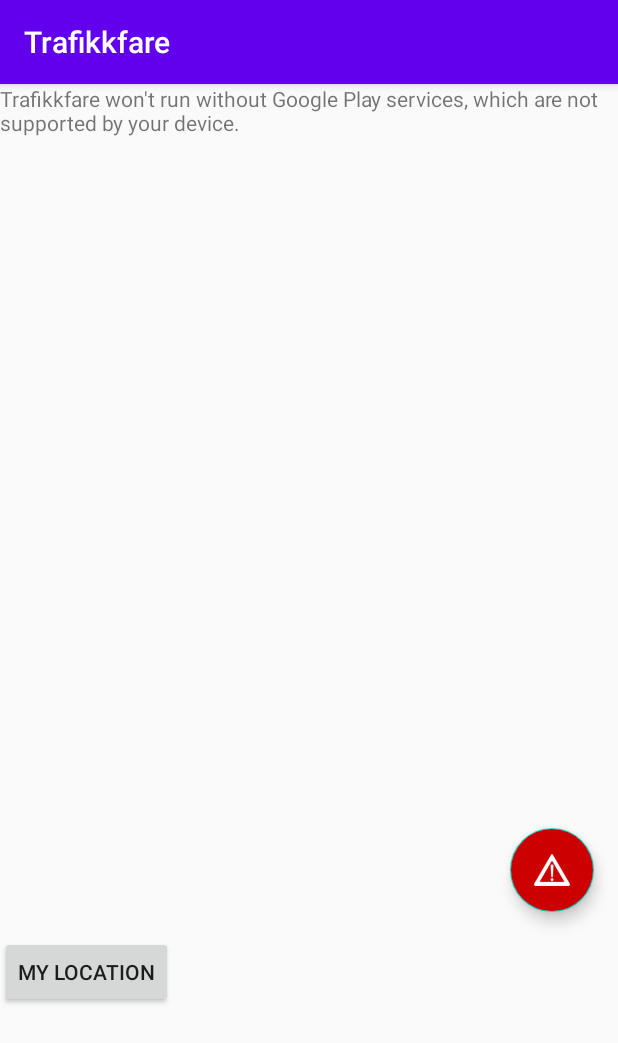
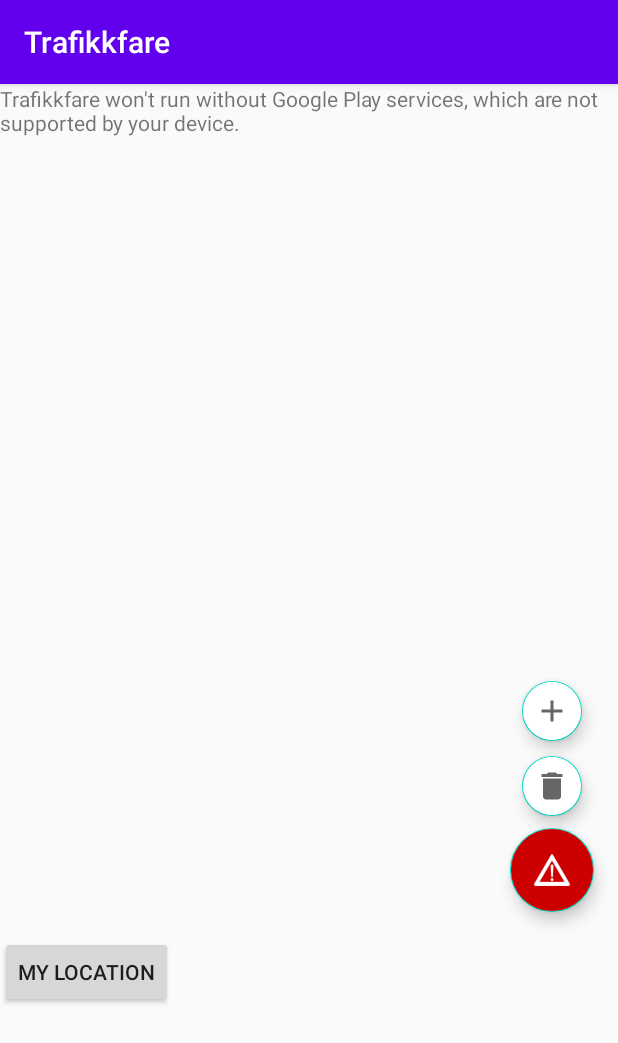
Before and after one commit to Owlar/Trafikkfare, an Android app: the MapActivity screen opened directly, with no data from a screen before it, on a phone screen of 412 x 824 dp. Shown: the top 1043 px of the screen. Run offline under Robolectric (Android 15) with nearby library versions, the phone set to English and light mode, and no system bars.

Commit message:
Make FAB expandable with add & remove buttons, add animations

```diff
--- a/app/src/main/java/no/hiof/oscarlr/trafikkfare/MapActivity.kt
+++ b/app/src/main/java/no/hiof/oscarlr/trafikkfare/MapActivity.kt
@@ -3,6 +3,7 @@ package no.hiof.oscarlr.trafikkfare
 import android.Manifest.permission.ACCESS_FINE_LOCATION
 import android.content.pm.PackageManager.PERMISSION_GRANTED
 import android.os.Bundle
+import android.view.animation.AnimationUtils
 import androidx.appcompat.app.AppCompatActivity
 import androidx.core.app.ActivityCompat
 import com.google.android.gms.location.FusedLocationProviderClient
@@ -27,6 +28,8 @@ class MapActivity : AppCompatActivity(), OnMapReadyCallback {
     private lateinit var markerOptions : MarkerOptions
     private lateinit var latLng : LatLng
 
+    private var isExpanded = false
+
     override fun onCreate(savedInstanceState: Bundle?) {
         super.onCreate(savedInstanceState)
         setContentView(R.layout.activity_map)
@@ -43,6 +46,44 @@ class MapActivity : AppCompatActivity(), OnMapReadyCallback {
             Snackbar.make(view, "Here's a Snackbar", Snackbar.LENGTH_LONG)
                 .setAction("Action", null)
                 .show()
+            expandButton()
+        }
+
+    }
+
+    private fun expandButton() {
+        val fabOpen = AnimationUtils.loadAnimation(this, R.anim.fab_open)
+        val fabClose = AnimationUtils.loadAnimation(this, R.anim.fab_close)
+        val fabRotateClockwise = AnimationUtils.loadAnimation(this, R.anim.rotate_clockwise)
+        val fabRotateCounterclockwise = AnimationUtils.loadAnimation(this, R.anim.rotate_counterclockwise)
+
+        if (isExpanded) {
+            fabMap_delete.startAnimation(fabClose)
+            fabMap_add.startAnimation(fabClose)
+            fabMap.startAnimation(fabRotateClockwise)
+
+            isExpanded = false
+        }
+        else {
+            fabMap_delete.startAnimation(fabOpen)
+            fabMap_add.startAnimation(fabOpen)
+            fabMap.startAnimation(fabRotateCounterclockwise)
+
+            fabMap_delete.isClickable
+            fabMap_add.isClickable
+
+            isExpanded = true
+        }
+        fabMap_delete.setOnClickListener {
+            Snackbar.make(it, "Preparing to delete", Snackbar.LENGTH_LONG)
+                .setAction("Action", null)
+                .show()
+
+        }
+        fabMap_add.setOnClickListener {
+            Snackbar.make(it, "Preparing to add", Snackbar.LENGTH_LONG)
+                .setAction("Action", null)
+                .show()
         }
     }
 
@@ -50,7 +91,7 @@ class MapActivity : AppCompatActivity(), OnMapReadyCallback {
         googleMap ?: return
         with(googleMap) {
             moveCamera(CameraUpdateFactory.newLatLngZoom(HALDEN, ZOOM_LEVEL))
-            addMarker(MarkerOptions().position(HALDEN))
+            addMarker(MarkerOptions().title("Halden").position(HALDEN))
         }
         googleMap.setOnMapClickListener {
             googleMap.addMarker(MarkerOptions()
--- /dev/null
+++ b/app/src/main/res/anim/fab_close.xml
@@ -0,0 +1,21 @@
+<?xml version="1.0" encoding="utf-8"?>
+<set xmlns:android="http://schemas.android.com/apk/res/android"
+    android:fillAfter="true">
+
+    <scale
+        android:fromXScale="0.8"
+        android:fromYScale="0.8"
+        android:toXScale="0"
+        android:toYScale="0"
+        android:pivotX="50%"
+        android:pivotY="50%"
+        android:interpolator="@android:anim/linear_interpolator"
+        android:duration="200" />
+
+    <alpha
+        android:fromAlpha="1"
+        android:toAlpha="0"
+        android:interpolator="@android:anim/linear_interpolator"
+        android:duration="200" />
+
+</set>
--- /dev/null
+++ b/app/src/main/res/anim/fab_open.xml
@@ -0,0 +1,21 @@
+<?xml version="1.0" encoding="utf-8"?>
+<set xmlns:android="http://schemas.android.com/apk/res/android"
+    android:fillAfter="true">
+
+    <scale
+        android:fromXScale="0"
+        android:fromYScale="0"
+        android:toXScale="0.8"
+        android:toYScale="0.8"
+        android:pivotX="50%"
+        android:pivotY="50%"
+        android:interpolator="@android:anim/linear_interpolator"
+        android:duration="200" />
+
+    <alpha
+        android:fromAlpha="0"
+        android:toAlpha="1"
+        android:interpolator="@android:anim/linear_interpolator"
+        android:duration="200" />
+
+</set>
--- /dev/null
+++ b/app/src/main/res/anim/rotate_clockwise.xml
@@ -0,0 +1,12 @@
+<?xml version="1.0" encoding="utf-8"?>
+<set xmlns:android="http://schemas.android.com/apk/res/android"
+    android:fillAfter="true">
+
+    <rotate
+        android:fromDegrees="360"
+        android:toDegrees="0"
+        android:pivotX="50%"
+        android:pivotY="50%"
+        android:interpolator="@android:anim/linear_interpolator"
+        android:duration="600" />
+</set>
--- /dev/null
+++ b/app/src/main/res/anim/rotate_counterclockwise.xml
@@ -0,0 +1,12 @@
+<?xml version="1.0" encoding="utf-8"?>
+<set xmlns:android="http://schemas.android.com/apk/res/android"
+    android:fillAfter="true">
+
+    <rotate
+        android:fromDegrees="0"
+        android:toDegrees="360"
+        android:pivotX="50%"
+        android:pivotY="50%"
+        android:interpolator="@android:anim/linear_interpolator"
+        android:duration="200" />
+</set>
--- /dev/null
+++ b/app/src/main/res/drawable/ic_baseline_add_24.xml
@@ -0,0 +1,10 @@
+<vector xmlns:android="http://schemas.android.com/apk/res/android"
+    android:width="24dp"
+    android:height="24dp"
+    android:viewportWidth="24"
+    android:viewportHeight="24"
+    android:tint="?attr/colorControlNormal">
+  <path
+      android:fillColor="@android:color/white"
+      android:pathData="M19,13h-6v6h-2v-6H5v-2h6V5h2v6h6v2z"/>
+</vector>
--- /dev/null
+++ b/app/src/main/res/drawable/ic_baseline_delete_24.xml
@@ -0,0 +1,10 @@
+<vector xmlns:android="http://schemas.android.com/apk/res/android"
+    android:width="24dp"
+    android:height="24dp"
+    android:viewportWidth="24"
+    android:viewportHeight="24"
+    android:tint="?attr/colorControlNormal">
+  <path
+      android:fillColor="@android:color/white"
+      android:pathData="M6,19c0,1.1 0.9,2 2,2h8c1.1,0 2,-0.9 2,-2V7H6v12zM19,4h-3.5l-1,-1h-5l-1,1H5v2h14V4z"/>
+</vector>
--- a/app/src/main/res/layout/activity_map.xml
+++ b/app/src/main/res/layout/activity_map.xml
@@ -16,16 +16,43 @@
         app:layout_constraintBottom_toBottomOf="parent"
         app:layout_constraintTop_toTopOf="parent" >
 
+        <!-- START REGION: Expandable options of * FAB * -->
+        <com.google.android.material.floatingactionbutton.FloatingActionButton
+            android:id="@+id/fabMap_add"
+            android:src="@drawable/ic_baseline_add_24"
+            android:layout_height="wrap_content"
+            android:layout_width="wrap_content"
+            android:layout_gravity="end|bottom"
+            android:layout_marginBottom="130dp"
+            android:layout_marginEnd="24dp"
+            android:backgroundTint="@android:color/white"
+            app:fabSize="mini"
+            app:pressedTranslationZ="12dp" />
+        <com.google.android.material.floatingactionbutton.FloatingActionButton
+            android:id="@+id/fabMap_delete"
+            android:src="@drawable/ic_baseline_delete_24"
+            android:layout_height="wrap_content"
+            android:layout_width="wrap_content"
+            android:layout_gravity="end|bottom"
+            android:layout_marginBottom="80dp"
+            android:layout_marginEnd="24dp"
+            android:backgroundTint="@android:color/white"
+            app:fabSize="mini"
+            app:pressedTranslationZ="12dp" />
+        <!-- END REGION: Expandable options of * FAB * -->
+
+        <!-- * FAB * -->
         <com.google.android.material.floatingactionbutton.FloatingActionButton
             android:id="@+id/fabMap"
             android:layout_height="wrap_content"
             android:layout_width="wrap_content"
             android:layout_gravity="end|bottom"
+            android:layout_margin="16dp"
             android:src="@drawable/danger"
             android:contentDescription="@string/submit"
-            android:layout_margin="16dp"
             android:backgroundTint="@android:color/holo_red_dark"
             android:tint="@android:color/white" />
+
     </fragment>
 
 
```
